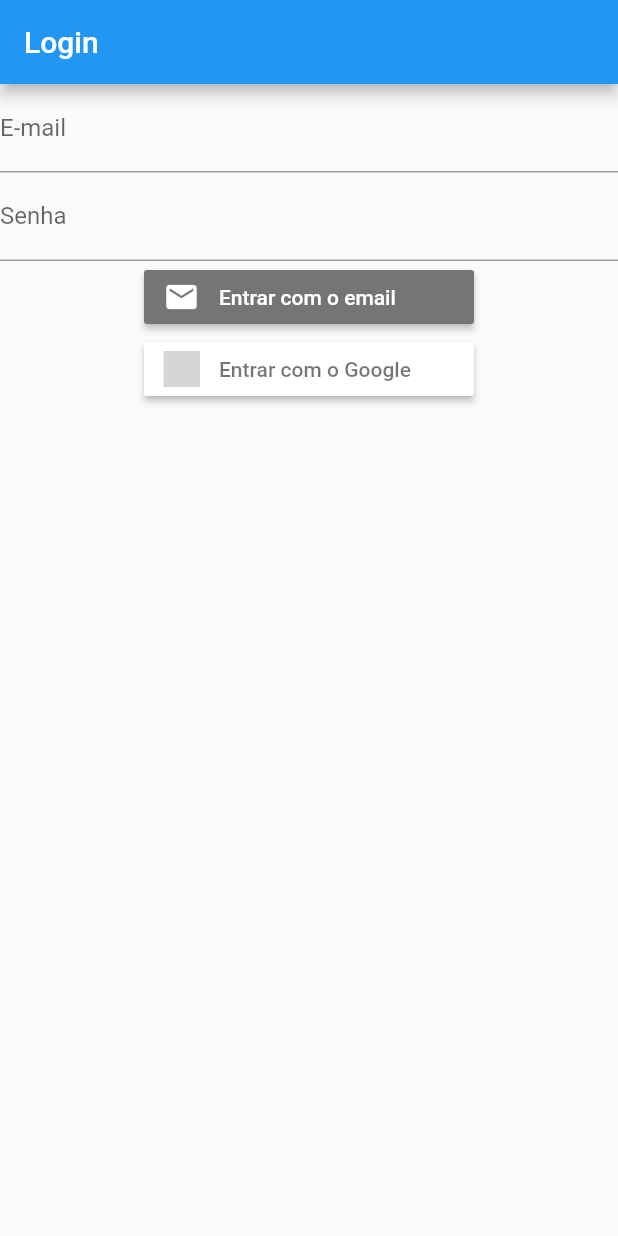
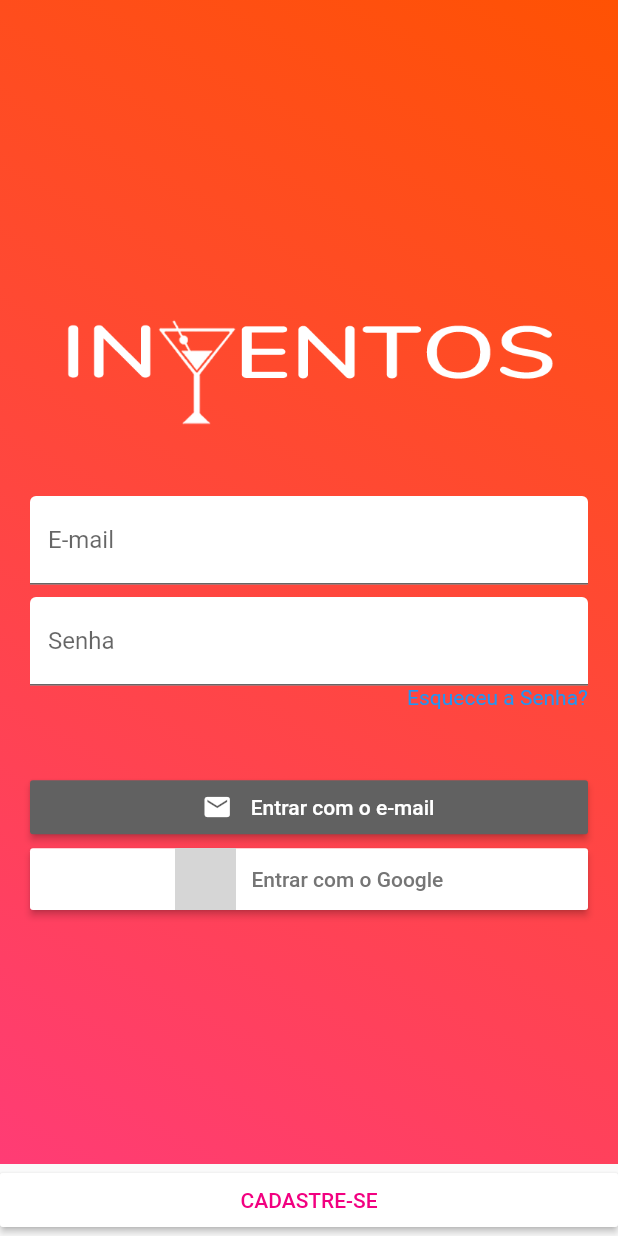
Before and after one commit to BernardoAR/Inventos, a Flutter app: the screen it shows after launch, after a tap on "Entrar com o Google", on a phone screen of 412 x 824 dp. Run offline on Flutter 3.47's test engine with Material 2 defaults, Android fonts, the phone set to English and light mode, and no system bars; our stand-ins replace firebase_auth, firebase_core, flutter_mobx, flutter_modular, flutter_signin_button, google_sign_in and 1 more; accounts and stored records are empty; generated files the repository leaves out were written again; grey boxes are pictures that could not be loaded.

```diff
--- a/lib/app/modules/login/login_controller.dart
+++ b/lib/app/modules/login/login_controller.dart
@@ -22,4 +22,15 @@ abstract class _LoginControllerBase with Store {
       loading = false;
     }
   }
+
+  @action
+  Future loginWithEmail() async {
+    try {
+      loading = true;
+      await auth.loginWithGoogle();
+      Modular.to.pushReplacementNamed('/home');
+    } catch (e) {
+      loading = false;
+    }
+  }
 }
--- a/lib/app/modules/login/login_page.dart
+++ b/lib/app/modules/login/login_page.dart
@@ -1,9 +1,12 @@
 import 'package:flutter/material.dart';
-import 'package:flutter/services.dart';
 import 'package:flutter_modular/flutter_modular.dart';
+import 'package:flutter_signin_button/button_builder.dart';
 import 'package:flutter_signin_button/button_list.dart';
 import 'package:flutter_signin_button/button_view.dart';
 import 'login_controller.dart';
+import 'package:inventos/app/shared/Constants/constants.dart' as constants;
+import 'package:inventos/app/shared/Constants/constants_gradient.dart'
+    as constantsGradient;
 
 class LoginPage extends StatefulWidget {
   final String title;
@@ -18,29 +21,110 @@ class _LoginPageState extends ModularState<LoginPage, LoginController> {
 
   @override
   Widget build(BuildContext context) {
+    final mediaQuery = MediaQuery.of(context);
     return Scaffold(
-      appBar: AppBar(
-        title: Text(widget.title),
+      body: Container(
+        decoration: BoxDecoration(
+          gradient: constantsGradient.gradienteCimaBaixo,
         ),
-      body: Column(
+        padding: EdgeInsets.all(20),
+        child: Column(
+          mainAxisAlignment: MainAxisAlignment.center,
+          crossAxisAlignment: CrossAxisAlignment.center,
           children: <Widget>[
-          TextFormField(
-            decoration: InputDecoration(labelText: 'E-mail'),
+            Image.asset(
+              'assets/images/logo.png',
+              height: mediaQuery.size.height * 0.2,
+              width: mediaQuery.size.width * 0.8,
+              fit: BoxFit.contain,
             ),
             TextFormField(
-            decoration: InputDecoration(labelText: 'Senha'),
+              decoration: InputDecoration(
+                  labelText: 'E-mail', filled: true, fillColor: Colors.white),
             ),
-          SignInButton(
-            Buttons.Email,
-            text: "Entrar com o email",
+            SizedBox(height: mediaQuery.size.height * 0.01),
+            TextFormField(
+              decoration: InputDecoration(
+                  labelText: 'Senha', filled: true, fillColor: Colors.white),
+            ),
+
+            GestureDetector(
+              onTap: () {
+                Modular.to.pushReplacementNamed('/esqueceuasenha');
+              },
+              child: Row(mainAxisAlignment: MainAxisAlignment.end, children: [
+                Text("Esqueceu a Senha?", style: TextStyle(color: Colors.blue))
+              ]),
+            ),
+            SizedBox(height: mediaQuery.size.height * 0.05),
+            // Logar com e-mail
+            RaisedButton(
+              onPressed: controller.loginWithEmail,
+              child: Row(
+                mainAxisAlignment: MainAxisAlignment.center,
+                children: [
+                  Padding(
+                    child: Icon(
+                      Icons.email,
+                      size: 20,
+                      color: Colors.white,
+                    ),
+                    padding: EdgeInsets.symmetric(
+                      horizontal: mediaQuery.size.width * 0.03,
+                    ),
+                  ),
+                  Text(
+                    'Entrar com o e-mail',
+                    style: TextStyle(color: Colors.white),
+                  ),
+                ],
+              ),
+              color: Colors.grey[700],
+            ),
+            // Logar com Google
+            RaisedButton(
               onPressed: controller.loginWithGoogle,
+              child: Row(
+                mainAxisAlignment: MainAxisAlignment.center,
+                children: [
+                  Container(
+                    margin: EdgeInsets.fromLTRB(0.0, 0.0, 10.0, 0.0),
+                    child: ClipRRect(
+                      borderRadius: BorderRadius.circular(8.0),
+                      child: Image(
+                        image: AssetImage(
+                          'assets/logos/google_light.png',
+                          package: 'flutter_signin_button',
                         ),
-          SignInButton(
-            Buttons.Google,
-            text: "Entrar com o Google",
-            onPressed: controller.loginWithGoogle,
-          )
+                        height: mediaQuery.size.height * 0.05,
+                      ),
+                    ),
+                  ),
+                  Text(
+                    'Entrar com o Google',
+                    style: TextStyle(color: Colors.grey[600]),
+                  ),
                 ],
+              ),
+              color: Colors.white,
+            ),
+          ],
+        ),
+      ),
+      bottomNavigationBar: RaisedButton(
+        onPressed: () {
+          Modular.to.pushReplacementNamed('/cadastro');
+        },
+        child: Row(
+          mainAxisAlignment: MainAxisAlignment.center,
+          children: [
+            Text(
+              'CADASTRE-SE',
+              style: TextStyle(color: constants.buttonColor),
+            ),
+          ],
+        ),
+        color: Colors.white,
       ),
     );
   }
--- a/lib/app/pages/splash/splash_page.dart
+++ b/lib/app/pages/splash/splash_page.dart
@@ -1,9 +1,9 @@
 import 'package:firebase_core/firebase_core.dart';
 import 'package:flutter/material.dart';
 import 'package:flutter_modular/flutter_modular.dart';
-import 'package:inventos/app/shared/Constants/constants_gradient.dart';
+import 'package:inventos/app/shared/Constants/constants_gradient.dart'
+    as constantsGradient;
 import 'package:inventos/app/shared/auth/auth_controller.dart';
-import 'package:inventos/app/shared/Constants/constants.dart' as constants;
 import 'package:mobx/mobx.dart';
 import 'splash_controller.dart';
 
@@ -43,10 +43,23 @@ class _SplashPageState extends ModularState<SplashPage, SplashController> {
 
   @override
   Widget build(BuildContext context) {
+    final mediaQuery = MediaQuery.of(context);
     return Container(
-      child: Center(child: CircularProgressIndicator()),
+      child: Column(
+        mainAxisAlignment: MainAxisAlignment.center,
+        crossAxisAlignment: CrossAxisAlignment.center,
+        children: [
+          Image.asset(
+            'assets/images/logo.png',
+            height: mediaQuery.size.height * 0.2,
+            width: mediaQuery.size.width * 0.8,
+            fit: BoxFit.contain,
+          ),
+          CircularProgressIndicator()
+        ],
+      ),
       decoration: BoxDecoration(
-        gradient: gradienteCimaBaixo,
+        gradient: constantsGradient.gradienteCimaBaixo,
       ),
     );
   }
--- a/lib/app/shared/Constants/constants.dart
+++ b/lib/app/shared/Constants/constants.dart
@@ -2,3 +2,5 @@ import 'package:flutter/material.dart';
 
 const Color primaryColor = Color(0xffff5203);
 const Color secondaryColor = Color(0xffff3c75);
+const Color buttonColor = Color(0xfff20080);
+const String baseUrl = 'http://192.168.0.108/';
--- /dev/null
+++ b/lib/app/shared/cores/cores.dart
@@ -0,0 +1,9 @@
+import 'package:flutter/material.dart';
+
+class Cores {
+  final Color gradientInicial = Color(0xffff5203);
+  final Color gradientFinal = Color(0xffff3c75);
+
+  getGradientInicial() => gradientInicial;
+  getGradientFinal() => gradientFinal;
+}
--- a/lib/app/shared/produto_lista/repositories/produto_lista_repository.dart
+++ b/lib/app/shared/produto_lista/repositories/produto_lista_repository.dart
@@ -1,14 +1,14 @@
 import 'dart:convert';
 
 import 'package:http/http.dart' as http;
+import 'package:inventos/app/shared/Constants/constants.dart';
 import 'package:inventos/app/shared/models/produto_model.dart';
-import 'package:inventos/app/shared/models/tipo_usuario_model.dart';
-import 'package:inventos/app/shared/models/usuario_model.dart';
 import 'package:inventos/app/shared/produto_lista/repositories/produto_lista_repository_interface.dart';
+import 'package:inventos/app/shared/Constants/constants.dart' as constants;
 
 class ProdutoListaRepository implements IProdutoListaRepository {
   Future getProdutos() async {
-    var url = 'http://192.168.0.108/produto/pegaprodutos';
+    var url = '${constants.baseUrl}/produto/pegaprodutos';
     var response = await http.get(url);
     List<ProdutoModel> lista = [];
     if (response.statusCode == 200) {
--- a/pubspec.yaml
+++ b/pubspec.yaml
@@ -63,7 +63,8 @@ flutter:
   # included with your application, so that you can use the icons in
   # the material Icons class.
   uses-material-design: true
-
+  assets:
+    - assets/images/logo.png
   # To add assets to your application, add an assets section, like this:
   # assets:
   #   - images/a_dot_burr.jpeg
```
Also changed, not shown: lib/app/app_module.dart (+12 -15 lines), assets/images/logo.png (added). Lines whose indentation alone changed are shown as unchanged.
